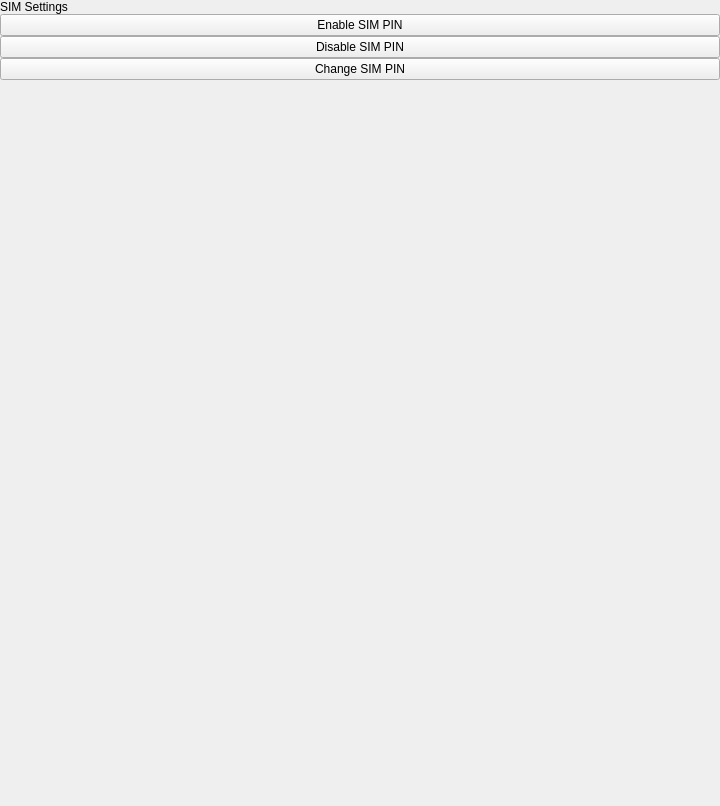
Before: the Qt Designer form plugins/NetworkPlugin/statusCenter/popovers/simsettingspopover.ui in theCheeseboard/thedesk, drawn with Qt 5.
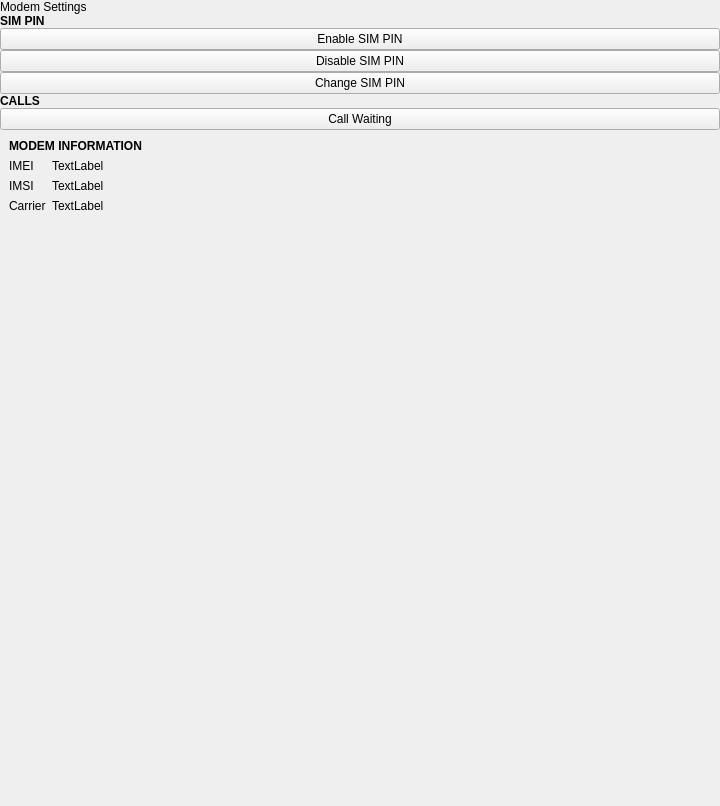
After: the same form once the commit is applied. Icons and pictures are not drawn. Custom widgets are drawn as their Qt base class.

```diff
--- a/plugins/NetworkPlugin/statusCenter/popovers/simsettingspopover.ui
+++ b/plugins/NetworkPlugin/statusCenter/popovers/simsettingspopover.ui
@@ -54,7 +54,23 @@
        <item>
         <widget class="tTitleLabel" name="titleLabel">
          <property name="text">
-          <string>SIM Settings</string>
+          <string>Modem Settings</string>
+         </property>
+        </widget>
+       </item>
+       <item>
+        <widget class="QLabel" name="label">
+         <property name="font">
+          <font>
+           <weight>75</weight>
+           <bold>true</bold>
+          </font>
+         </property>
+         <property name="text">
+          <string>SIM PIN</string>
+         </property>
+         <property name="margin">
+          <number>9</number>
          </property>
         </widget>
        </item>
@@ -79,6 +95,118 @@
          </property>
         </widget>
        </item>
+       <item>
+        <widget class="QLabel" name="label_8">
+         <property name="font">
+          <font>
+           <weight>75</weight>
+           <bold>true</bold>
+          </font>
+         </property>
+         <property name="text">
+          <string>CALLS</string>
+         </property>
+         <property name="margin">
+          <number>9</number>
+         </property>
+        </widget>
+       </item>
+       <item>
+        <widget class="QPushButton" name="callWaitingButton">
+         <property name="text">
+          <string>Call Waiting</string>
+         </property>
+        </widget>
+       </item>
+       <item>
+        <layout class="QGridLayout" name="gridLayout_4">
+         <property name="leftMargin">
+          <number>9</number>
+         </property>
+         <property name="topMargin">
+          <number>9</number>
+         </property>
+         <property name="rightMargin">
+          <number>9</number>
+         </property>
+         <property name="bottomMargin">
+          <number>9</number>
+         </property>
+         <property name="spacing">
+          <number>6</number>
+         </property>
+         <item row="2" column="1">
+          <widget class="QLabel" name="modemImsiLabel">
+           <property name="text">
+            <string notr="true">TextLabel</string>
+           </property>
+           <property name="textInteractionFlags">
+            <set>Qt::LinksAccessibleByMouse|Qt::TextSelectableByKeyboard|Qt::TextSelectableByMouse</set>
+           </property>
+          </widget>
+         </item>
+         <item row="1" column="1">
+          <widget class="QLabel" name="modemImeiLabel">
+           <property name="sizePolicy">
+            <sizepolicy hsizetype="Expanding" vsizetype="Preferred">
+             <horstretch>0</horstretch>
+             <verstretch>0</verstretch>
+            </sizepolicy>
+           </property>
+           <property name="text">
+            <string notr="true">TextLabel</string>
+           </property>
+           <property name="textInteractionFlags">
+            <set>Qt::LinksAccessibleByMouse|Qt::TextSelectableByKeyboard|Qt::TextSelectableByMouse</set>
+           </property>
+          </widget>
+         </item>
+         <item row="2" column="0">
+          <widget class="QLabel" name="label_6">
+           <property name="text">
+            <string>IMSI</string>
+           </property>
+          </widget>
+         </item>
+         <item row="1" column="0">
+          <widget class="QLabel" name="label_5">
+           <property name="text">
+            <string>IMEI</string>
+           </property>
+          </widget>
+         </item>
+         <item row="0" column="0" colspan="2">
+          <widget class="QLabel" name="label_2">
+           <property name="font">
+            <font>
+             <weight>75</weight>
+             <bold>true</bold>
+            </font>
+           </property>
+           <property name="text">
+            <string>MODEM INFORMATION</string>
+           </property>
+          </widget>
+         </item>
+         <item row="3" column="0">
+          <widget class="QLabel" name="label_7">
+           <property name="text">
+            <string>Carrier</string>
+           </property>
+          </widget>
+         </item>
+         <item row="3" column="1">
+          <widget class="QLabel" name="modemCarrierLabel">
+           <property name="text">
+            <string notr="true">TextLabel</string>
+           </property>
+           <property name="textInteractionFlags">
+            <set>Qt::LinksAccessibleByMouse|Qt::TextSelectableByKeyboard|Qt::TextSelectableByMouse</set>
+           </property>
+          </widget>
+         </item>
+        </layout>
+       </item>
        <item>
         <spacer name="verticalSpacer">
          <property name="orientation">
@@ -602,6 +730,15 @@
   </layout>
  </widget>
  <customwidgets>
+  <customwidget>
+   <class>tStackedWidget</class>
+   <extends>QStackedWidget</extends>
+   <header location="global">tstackedwidget.h</header>
+   <container>1</container>
+   <slots>
+    <signal>switchingFrame(int)</signal>
+   </slots>
+  </customwidget>
   <customwidget>
    <class>tTitleLabel</class>
    <extends>QLabel</extends>
@@ -617,13 +754,9 @@
    <container>1</container>
   </customwidget>
   <customwidget>
-   <class>tStackedWidget</class>
-   <extends>QStackedWidget</extends>
-   <header location="global">tstackedwidget.h</header>
-   <container>1</container>
-   <slots>
-    <signal>switchingFrame(int)</signal>
-   </slots>
+   <class>tSwitch</class>
+   <extends>QPushButton</extends>
+   <header location="global">tswitch.h</header>
   </customwidget>
  </customwidgets>
  <resources/>
```
Left out of the diff: 88 changed lines with no effect on the pictures.
